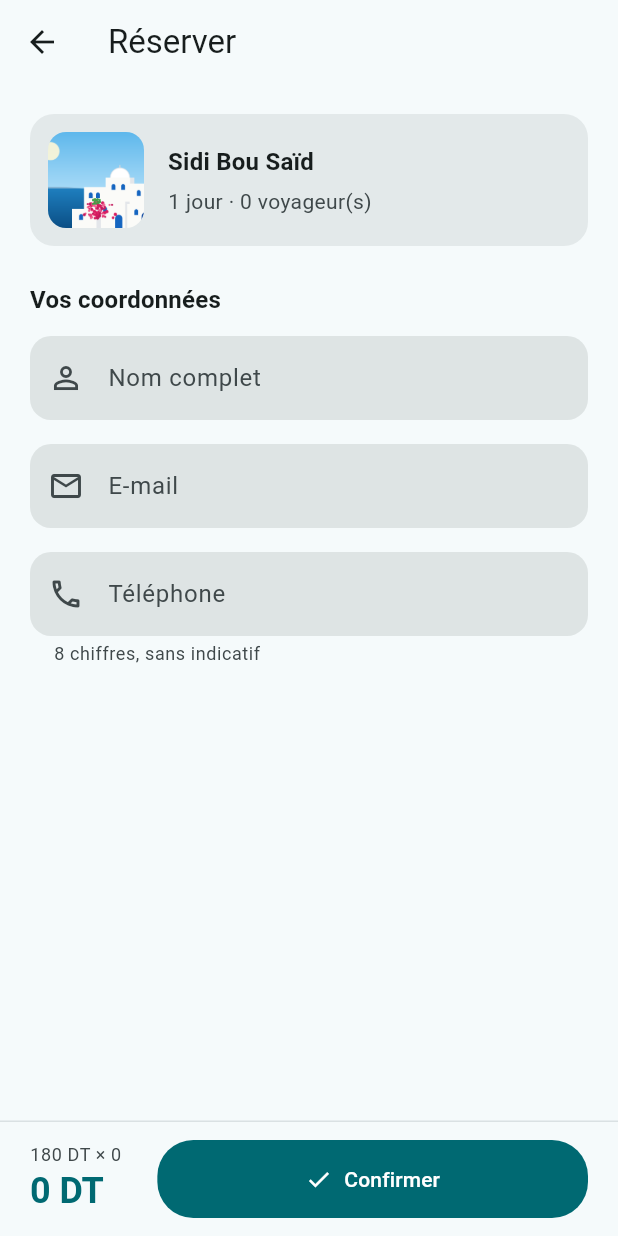
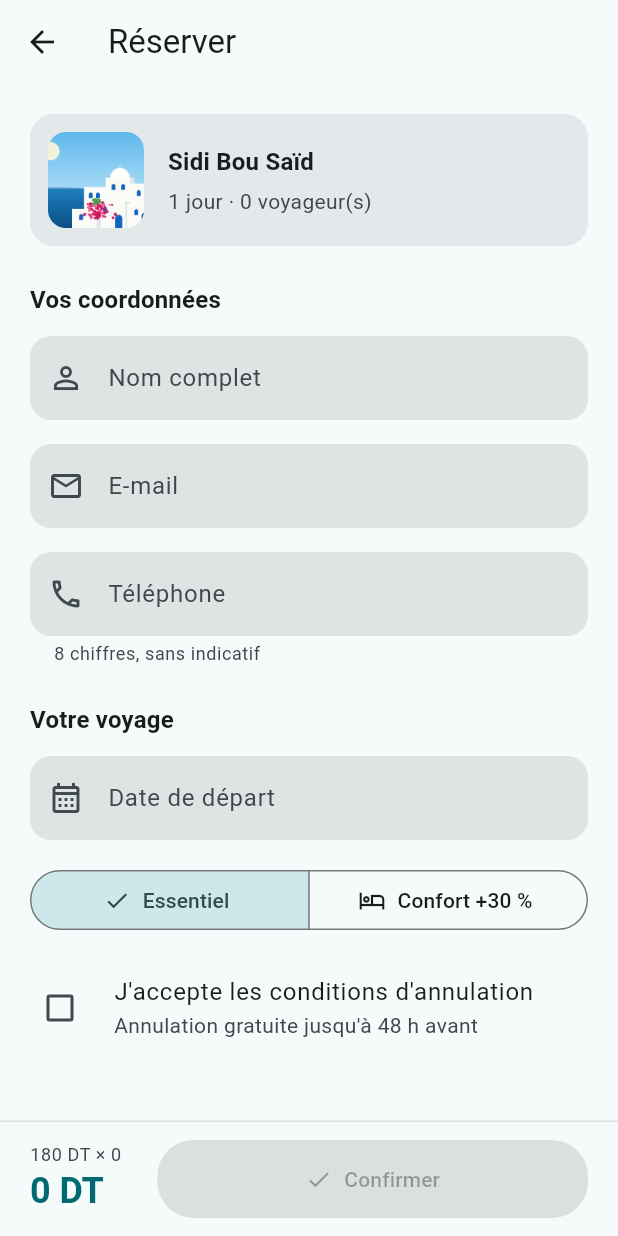
Before and after one commit to BahriniMoez/Rihla, a Flutter app: the ReservationScreen screen opened directly with sample values from the repository, on a phone screen of 412 x 824 dp. Run offline on Flutter 3.47's test engine with Material 3 defaults, Android fonts, the phone set to English and light mode, and no system bars.

Commit message:
feat(palier4): date, formule et conditions

```diff
--- a/lib/screens/reservation_screen.dart
+++ b/lib/screens/reservation_screen.dart
@@ -1,8 +1,8 @@
 import 'package:flutter/material.dart';
-import 'package:flutter/services.dart'; // pour inputFormatters
+import 'package:flutter/services.dart';
 
 import '../models/destination.dart';
-import '../models/reservation.dart';
+//import '../models/reservation.dart';
 
 class ReservationScreen extends StatefulWidget {
   final Destination destination;
@@ -23,13 +23,46 @@ class _ReservationScreenState extends State<ReservationScreen> {
   final _nomCtrl = TextEditingController();
   final _emailCtrl = TextEditingController();
   final _telCtrl = TextEditingController();
+  final _dateCtrl = TextEditingController();
 
+  DateTime? _date;
+  String _formule = 'Essentiel';
+  bool _conditions = false;
+  AutovalidateMode _autoValidation = AutovalidateMode.disabled;
+
+  int get _prixParPersonne => _formule == 'Confort'
+      ? (widget.destination.prix * 1.3).round()
+      : widget.destination.prix;
+
+  int get _total => _prixParPersonne * widget.voyageurs;
   @override
   void dispose() {
     _nomCtrl.dispose();
     _emailCtrl.dispose();
     _telCtrl.dispose();
+    _dateCtrl.dispose();
     super.dispose();
+  }
+
+  Future<void> _choisirDate() async {
+    final demain = DateTime.now().add(const Duration(days: 1));
+    final choisie = await showDatePicker(
+      context: context,
+      initialDate: _date ?? demain,
+      firstDate: demain,
+      lastDate: DateTime.now().add(const Duration(days: 365)),
+      helpText: 'Date de départ',
+    );
+
+    if (choisie == null) return;
+
+    setState(() {
+      _date = choisie;
+      final jour = choisie.day.toString().padLeft(2, '0');
+      final mois = choisie.month.toString().padLeft(2, '0');
+      final annee = choisie.year.toString();
+      _dateCtrl.text = '$jour/$mois/$annee';
+    });
   }
 
   InputDecoration _deco(String label, IconData icone, {String? aide}) {
@@ -70,7 +103,12 @@ class _ReservationScreenState extends State<ReservationScreen> {
   }
 
   void _valider() {
-    if (!_formKey.currentState!.validate()) return;
+    if (!_formKey.currentState!.validate()){
+      setState(() {
+        _autoValidation = AutovalidateMode.onUserInteraction;
+      });
+      return;
+    }
     // Provisoire : sera remplacé au palier 5
     ScaffoldMessenger.of(context).showSnackBar(
       const SnackBar(content: Text('Formulaire valide')),
@@ -81,12 +119,12 @@ class _ReservationScreenState extends State<ReservationScreen> {
   Widget build(BuildContext context) {
     final theme = Theme.of(context);
     final cs = theme.colorScheme;
-    final total = widget.destination.prix * widget.voyageurs;
 
     return Scaffold(
       appBar: AppBar(title: const Text('Réserver')),
       body: Form(
         key: _formKey,
+        autovalidateMode: _autoValidation,
         child: SingleChildScrollView(
           padding: const EdgeInsets.all(20),
           child: Column(
@@ -181,6 +219,56 @@ class _ReservationScreenState extends State<ReservationScreen> {
                 ],
                 validator: _validerTel,
               ),
+
+              const SizedBox(height: 24),
+              Text(
+                'Votre voyage',
+                style: theme.textTheme.titleMedium?.copyWith(
+                  fontWeight: FontWeight.bold,
+                ),
+              ),
+              const SizedBox(height: 12),
+
+              TextFormField(
+                controller: _dateCtrl,
+                readOnly: true,
+                onTap: _choisirDate,
+                decoration: _deco('Date de départ', Icons.calendar_month_outlined),
+                validator: (_) => _date == null ? 'Choisissez une date' : null,
+              ),
+
+              const SizedBox(height: 16),
+
+              SegmentedButton<String>(
+                segments: const [
+                  ButtonSegment(
+                    value: 'Essentiel',
+                    label: Text('Essentiel'),
+                    icon: Icon(Icons.backpack_outlined),
+                  ),
+                  ButtonSegment(
+                    value: 'Confort',
+                    label: Text('Confort +30 %'),
+                    icon: Icon(Icons.hotel_outlined),
+                  ),
+                ],
+                selected: {_formule},
+                onSelectionChanged: (choix) {
+                  setState(() {
+                    _formule = choix.first;
+                  });
+                },
+              ),
+
+              const SizedBox(height: 12),
+              CheckboxListTile(
+                value: _conditions,
+                onChanged: (v) => setState(() => _conditions = v ?? false),
+                controlAffinity: ListTileControlAffinity.leading,
+                contentPadding: EdgeInsets.zero,
+                title: const Text("J'accepte les conditions d'annulation"),
+                subtitle: const Text("Annulation gratuite jusqu'à 48 h avant"),
+              ),
             ],
           ),
         ),
@@ -205,13 +293,13 @@ class _ReservationScreenState extends State<ReservationScreen> {
                 crossAxisAlignment: CrossAxisAlignment.start,
                 children: [
                   Text(
-                    '${widget.destination.prix} DT × ${widget.voyageurs}',
+                    '$_prixParPersonne DT × ${widget.voyageurs}',
                     style: theme.textTheme.bodySmall?.copyWith(
                       color: cs.onSurfaceVariant,
                     ),
                   ),
                   Text(
-                    '$total DT',
+                    '$_total DT',
                     style: theme.textTheme.headlineSmall?.copyWith(
                       fontWeight: FontWeight.bold,
                       color: cs.primary,
@@ -222,7 +310,7 @@ class _ReservationScreenState extends State<ReservationScreen> {
               const SizedBox(width: 24),
               Expanded(
                 child: FilledButton.icon(
-                  onPressed: _valider,
+                  onPressed: _conditions ? _valider : null,
                   icon: const Icon(Icons.check),
                   label: const Text('Confirmer'),
                   style: FilledButton.styleFrom(
```
Also changed, not shown: 3 other files.
